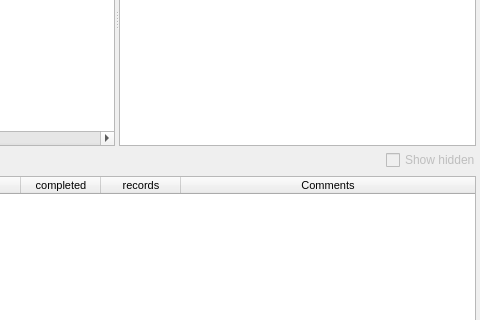
Qt form pyplotter/ui/mainWindow.ui (pyplotter/pyplotter) before a commit; both pictures show x 544 to 1024 and y 173 to 493 of the 1024 by 612 pixel window.
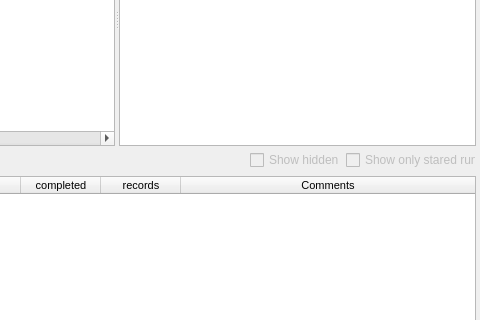
The same form after that commit. Custom widgets are drawn as their Qt base class.

Commit message: Add checkbox "show only stared run"

The edit to the form file:
```diff
--- a/pyplotter/ui/mainWindow.ui
+++ b/pyplotter/ui/mainWindow.ui
@@ -527,6 +527,22 @@
             </property>
            </widget>
           </item>
+          <item>
+           <widget class="CheckBoxStared" name="checkBoxStared">
+            <property name="enabled">
+             <bool>false</bool>
+            </property>
+            <property name="maximumSize">
+             <size>
+              <width>130</width>
+              <height>16777215</height>
+             </size>
+            </property>
+            <property name="text">
+             <string>Show only stared run</string>
+            </property>
+           </widget>
+          </item>
          </layout>
         </item>
         <item>
@@ -700,6 +716,11 @@
    <extends>QLabel</extends>
    <header location="global">..ui.labelSnapshot</header>
   </customwidget>
+  <customwidget>
+   <class>CheckBoxStared</class>
+   <extends>QCheckBox</extends>
+   <header location="global">..ui.checkBoxStared</header>
+  </customwidget>
  </customwidgets>
  <resources/>
  <connections/>
```
The commit also changes 5 other files.
